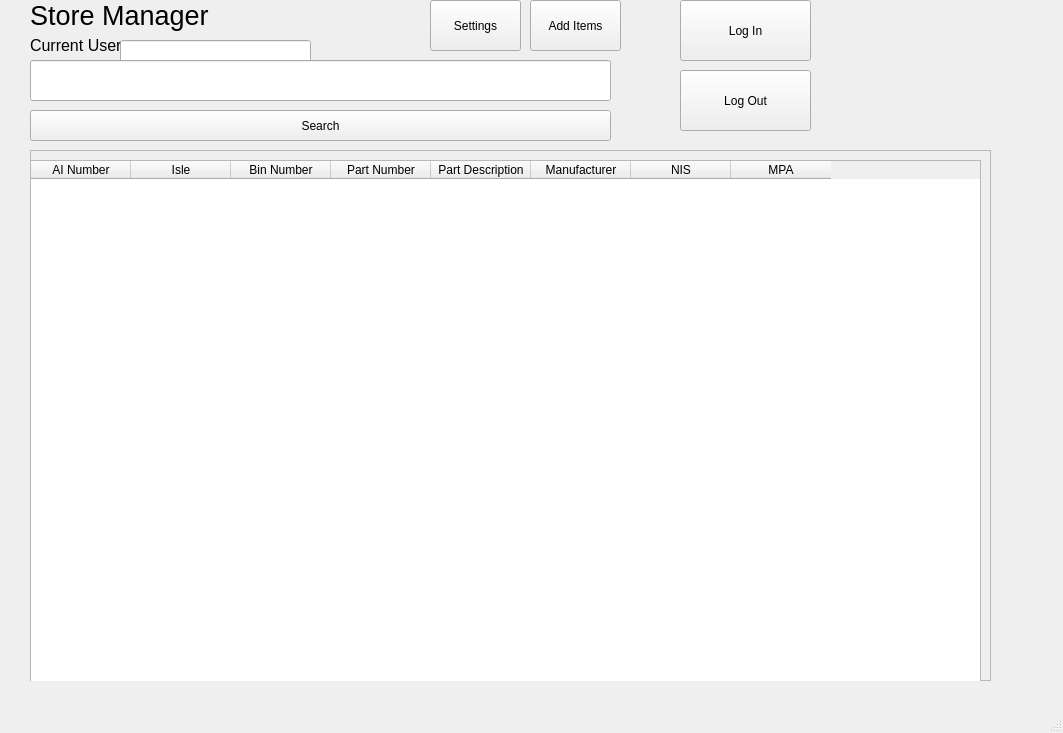
Before: the Qt Designer form mainwindow.ui in Varyk32/inv-management, drawn with Qt 5.
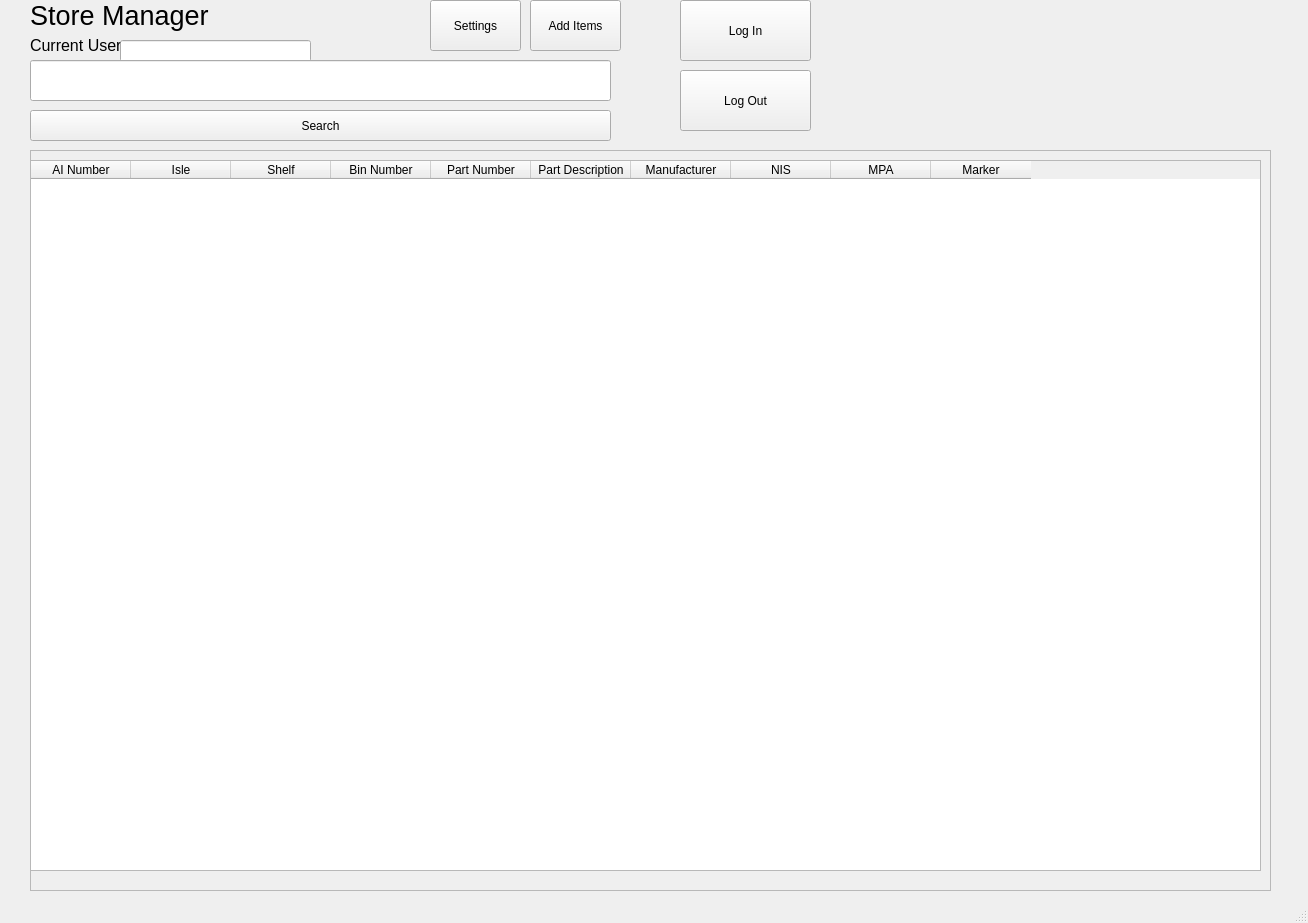
After: the same form once the commit is applied.

Patch:
```diff
--- a/mainwindow.ui
+++ b/mainwindow.ui
@@ -6,8 +6,8 @@
    <rect>
     <x>0</x>
     <y>0</y>
-    <width>1063</width>
-    <height>733</height>
+    <width>1308</width>
+    <height>923</height>
    </rect>
   </property>
   <property name="windowTitle">
@@ -84,8 +84,8 @@
      <rect>
       <x>30</x>
       <y>150</y>
-      <width>961</width>
-      <height>531</height>
+      <width>1241</width>
+      <height>741</height>
      </rect>
     </property>
     <property name="frameShape">
@@ -99,8 +99,8 @@
       <rect>
        <x>0</x>
        <y>10</y>
-       <width>951</width>
-       <height>531</height>
+       <width>1231</width>
+       <height>711</height>
       </rect>
      </property>
      <column>
@@ -113,6 +113,11 @@
        <string>Isle</string>
       </property>
      </column>
+     <column>
+      <property name="text">
+       <string>Shelf</string>
+      </property>
+     </column>
      <column>
       <property name="text">
        <string>Bin Number</string>
@@ -143,6 +148,11 @@
        <string>MPA</string>
       </property>
      </column>
+     <column>
+      <property name="text">
+       <string>Marker</string>
+      </property>
+     </column>
     </widget>
    </widget>
    <widget class="QLineEdit" name="leSearchBar">
```
Left out of the diff: 2 changed lines with no effect on the pictures.
